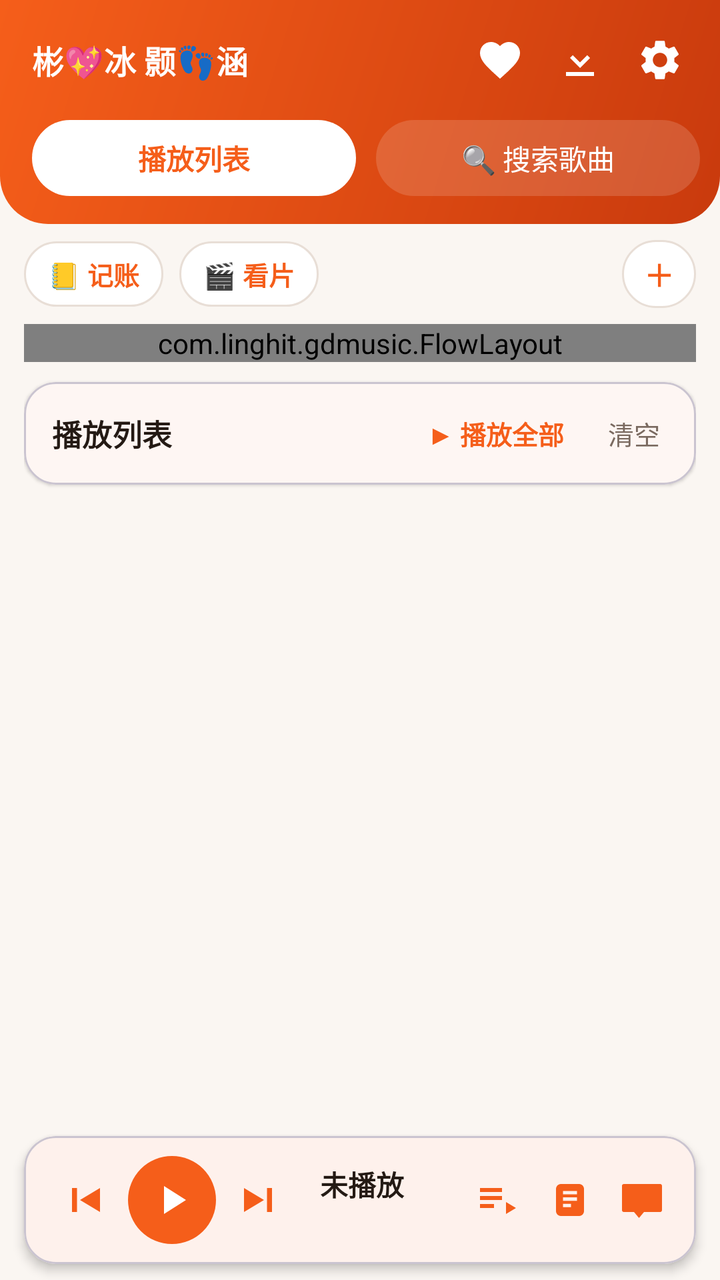
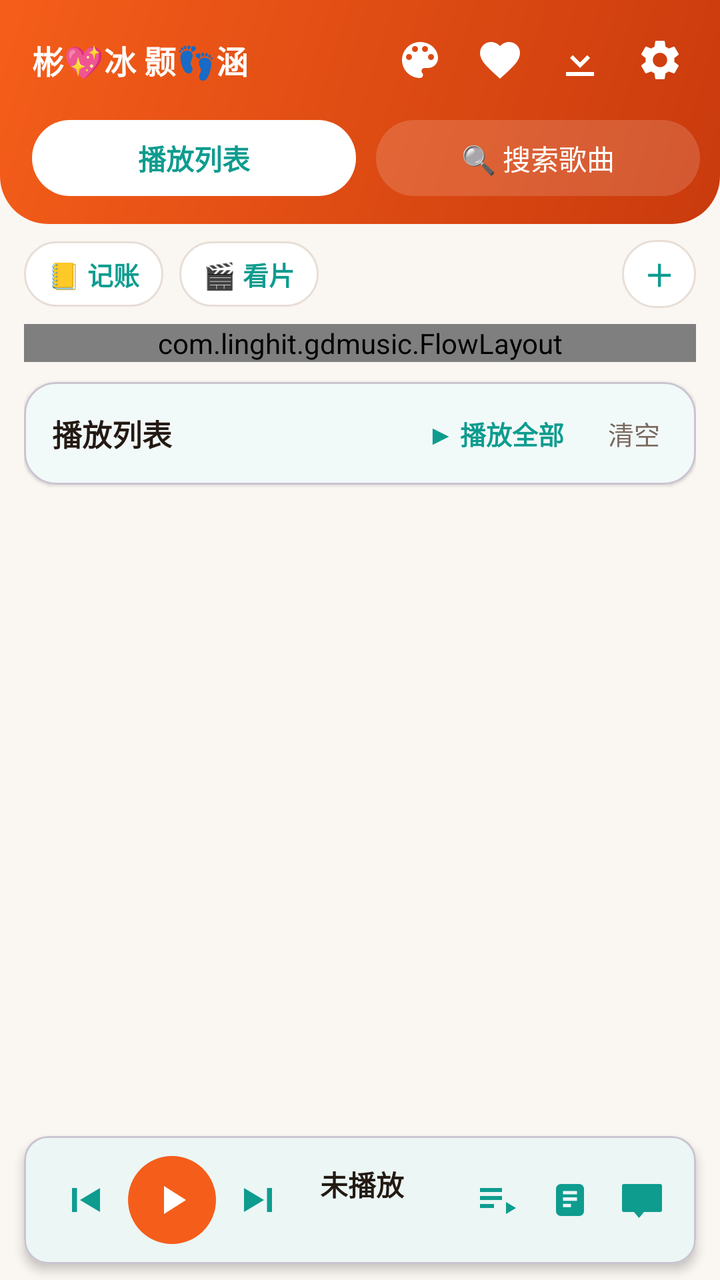

Two renders of the same Android screen: before a commit and after it. Below are the layout's source before the change and the commit's diff.
<!-- AndroidManifest.xml: application theme AppTheme -->
<!-- res/layout/activity_main.xml -->
<?xml version="1.0" encoding="utf-8"?>
<LinearLayout xmlns:android="http://schemas.android.com/apk/res/android"
    xmlns:app="http://schemas.android.com/apk/res-auto"
    android:layout_width="match_parent"
    android:layout_height="match_parent"
    android:orientation="vertical">

    
    <LinearLayout
        android:layout_width="match_parent"
        android:layout_height="wrap_content"
        android:orientation="vertical"
        android:background="@drawable/bg_header_gradient"
        android:paddingStart="16dp"
        android:paddingEnd="10dp"
        android:paddingTop="10dp"
        android:paddingBottom="14dp">

        
        <LinearLayout
            android:layout_width="match_parent"
            android:layout_height="wrap_content"
            android:orientation="horizontal"
            android:gravity="center_vertical">
            <TextView
                android:layout_width="wrap_content"
                android:layout_height="wrap_content"
                android:text="彬💖冰 颢👣涵"
                android:textSize="16sp"
                android:textStyle="bold"
                android:textColor="@color/on_primary"
                android:maxLines="1"
                android:includeFontPadding="false"/>
            <View
                android:layout_width="0dp"
                android:layout_height="1dp"
                android:layout_weight="1"/>
            <ImageButton
                android:id="@+id/openFavorites"
                android:layout_width="40dp"
                android:layout_height="40dp"
                android:background="?attr/selectableItemBackgroundBorderless"
                android:src="@drawable/ic_favorite"
                android:tint="@color/on_primary"
                android:scaleType="centerInside"
                android:contentDescription="收藏"/>
            <ImageButton
                android:id="@+id/openDownloads"
                android:layout_width="40dp"
                android:layout_height="40dp"
                android:background="?attr/selectableItemBackgroundBorderless"
                android:src="@drawable/ic_download"
                android:tint="@color/on_primary"
                android:scaleType="centerInside"
                android:contentDescription="已下载"/>
            <ImageButton
                android:id="@+id/openSettings"
                android:layout_width="40dp"
                android:layout_height="40dp"
                android:background="?attr/selectableItemBackgroundBorderless"
                android:src="@drawable/ic_settings"
                android:tint="@color/on_primary"
                android:scaleType="centerInside"
                android:contentDescription="设置"/>
        </LinearLayout>

        
        <LinearLayout
            android:layout_width="match_parent"
            android:layout_height="wrap_content"
            android:orientation="horizontal"
            android:gravity="center_vertical"
            android:paddingTop="10dp">
            <TextView
                android:id="@+id/tabPlaylist"
                android:layout_width="0dp"
                android:layout_height="38dp"
                android:layout_weight="1"
                android:gravity="center"
                android:text="播放列表"
                android:textSize="14sp"
                android:textStyle="bold"
                android:background="@drawable/bg_pill_white"
                android:textColor="@color/primary"/>
            <TextView
                android:id="@+id/tabSearch"
                android:layout_width="0dp"
                android:layout_height="38dp"
                android:layout_marginStart="10dp"
                android:layout_weight="1"
                android:gravity="center"
                android:text="🔍 搜索歌曲"
                android:textSize="14sp"
                android:background="@drawable/bg_pill_glass"
                android:textColor="@color/on_primary"/>
        </LinearLayout>
    </LinearLayout>

    
    <FrameLayout
        android:layout_width="match_parent"
        android:layout_height="0dp"
        android:layout_weight="1"
        android:paddingTop="8dp">

        
        <LinearLayout
            android:id="@+id/playlistPanel"
            android:layout_width="match_parent"
            android:layout_height="match_parent"
            android:orientation="vertical"
            android:paddingStart="12dp"
            android:paddingEnd="12dp">

            
            <LinearLayout
                android:layout_width="match_parent"
                android:layout_height="wrap_content"
                android:orientation="vertical"
                android:layout_marginBottom="10dp">

                
                <LinearLayout
                    android:layout_width="match_parent"
                    android:layout_height="wrap_content"
                    android:orientation="horizontal"
                    android:gravity="center_vertical">

                    <TextView
                        android:id="@+id/openNetAsset"
                        android:layout_width="wrap_content"
                        android:layout_height="wrap_content"
                        android:background="@drawable/bg_pill_soft"
                        android:text="📒 记账"
                        android:textSize="13sp"
                        android:textStyle="bold"
                        android:textColor="?attr/colorPrimary"
                        android:paddingStart="12dp"
                        android:paddingEnd="12dp"
                        android:paddingTop="7dp"
                        android:paddingBottom="7dp"
                        android:layout_marginEnd="8dp"/>

                    <TextView
                        android:id="@+id/openVideo"
                        android:layout_width="wrap_content"
                        android:layout_height="wrap_content"
                        android:background="@drawable/bg_pill_soft"
                        android:text="🎬 看片"
                        android:textSize="13sp"
                        android:textStyle="bold"
                        android:textColor="?attr/colorPrimary"
                        android:paddingStart="12dp"
                        android:paddingEnd="12dp"
                        android:paddingTop="7dp"
                        android:paddingBottom="7dp"
                        android:layout_marginEnd="8dp"/>

                    <View
                        android:layout_width="0dp"
                        android:layout_height="0dp"
                        android:layout_weight="1"/>

                    <TextView
                        android:id="@+id/addShortcutBtn"
                        android:layout_width="wrap_content"
                        android:layout_height="wrap_content"
                        android:background="@drawable/bg_pill_soft"
                        android:text="＋"
                        android:textSize="15sp"
                        android:textStyle="bold"
                        android:textColor="?attr/colorPrimary"
                        android:paddingStart="11dp"
                        android:paddingEnd="11dp"
                        android:paddingTop="6dp"
                        android:paddingBottom="6dp"/>
                </LinearLayout>

                
                <com.linghit.gdmusic.FlowLayout
                    android:id="@+id/shortcutRow"
                    android:layout_width="match_parent"
                    android:layout_height="wrap_content"
                    android:layout_marginTop="8dp"/>
            </LinearLayout>

            <com.google.android.material.card.MaterialCardView
                android:layout_width="match_parent"
                android:layout_height="wrap_content"
                app:cardCornerRadius="16dp"
                app:cardElevation="1dp"
                app:cardBackgroundColor="?attr/colorSurface"
                android:layout_marginBottom="10dp">
                <LinearLayout
                    android:layout_width="match_parent"
                    android:layout_height="wrap_content"
                    android:orientation="horizontal"
                    android:gravity="center_vertical"
                    android:paddingStart="14dp"
                    android:paddingEnd="8dp"
                    android:paddingTop="10dp"
                    android:paddingBottom="10dp">
                    <TextView
                        android:id="@+id/queueCount"
                        android:layout_width="0dp"
                        android:layout_height="wrap_content"
                        android:layout_weight="1"
                        android:text="播放列表"
                        android:textSize="15sp"
                        android:textStyle="bold"
                        android:textColor="?attr/colorOnSurface"/>
                    <TextView
                        android:id="@+id/playAllQueue"
                        android:layout_width="wrap_content"
                        android:layout_height="wrap_content"
                        android:text="▶ 播放全部"
                        android:textSize="13sp"
                        android:textStyle="bold"
                        android:textColor="@color/primary"
                        android:paddingStart="12dp"
                        android:paddingEnd="12dp"
                        android:paddingTop="6dp"
                        android:paddingBottom="6dp"/>
                    <TextView
                        android:id="@+id/clearQueue"
                        android:layout_width="wrap_content"
                        android:layout_height="wrap_content"
                        android:text="清空"
                        android:textSize="13sp"
                        android:textColor="?attr/colorOnSurfaceVariant"
                        android:paddingStart="10dp"
                        android:paddingEnd="10dp"
                        android:paddingTop="6dp"
                        android:paddingBottom="6dp"/>
                </LinearLayout>
            </com.google.android.material.card.MaterialCardView>

            <androidx.recyclerview.widget.RecyclerView
                android:id="@+id/queueList"
                android:layout_width="match_parent"
                android:layout_height="0dp"
                android:layout_weight="1"
                android:clipToPadding="false"
                android:paddingBottom="8dp"/>

            
            <LinearLayout
                android:id="@+id/queueEmpty"
                android:layout_width="match_parent"
                android:layout_height="match_parent"
                android:orientation="vertical"
                android:gravity="center"
                android:visibility="gone">
                <TextView
                    android:layout_width="wrap_content"
                    android:layout_height="wrap_content"
                    android:text="🎶"
                    android:textSize="48sp"/>
                <TextView
                    android:layout_width="wrap_content"
                    android:layout_height="wrap_content"
                    android:text="播放列表还是空的"
                    android:textSize="17sp"
                    android:textStyle="bold"
                    android:textColor="?attr/colorOnSurface"
                    android:paddingTop="10dp"/>
                <TextView
                    android:layout_width="wrap_content"
                    android:layout_height="wrap_content"
                    android:text="去搜索喜欢的歌，点一下就播"
                    android:textSize="13sp"
                    android:textColor="?attr/colorOnSurfaceVariant"
                    android:paddingTop="6dp"/>
                <com.google.android.material.button.MaterialButton
                    android:id="@+id/gotoSearchBtn"
                    android:layout_width="wrap_content"
                    android:layout_height="wrap_content"
                    android:layout_marginTop="18dp"
                    android:text="去搜索"/>
            </LinearLayout>
        </LinearLayout>

        
        <LinearLayout
            android:id="@+id/searchPanel"
            android:layout_width="match_parent"
            android:layout_height="match_parent"
            android:orientation="vertical"
            android:padding="12dp"
            android:visibility="gone">

            
            <com.google.android.material.card.MaterialCardView
                android:layout_width="match_parent"
                android:layout_height="wrap_content"
                app:cardCornerRadius="16dp"
                app:cardElevation="2dp"
                app:cardBackgroundColor="?attr/colorSurface"
                android:layout_marginBottom="12dp">
                <LinearLayout
                    android:layout_width="match_parent"
                    android:layout_height="wrap_content"
                    android:orientation="horizontal"
                    android:gravity="center_vertical"
                    android:padding="10dp">
                    <com.google.android.material.textfield.TextInputLayout
                        style="@style/Widget.Material3.TextInputLayout.OutlinedBox"
                        android:layout_width="0dp"
                        android:layout_height="wrap_content"
                        android:layout_weight="1"
                        android:hint="搜索歌曲 / 歌手">
                        <com.google.android.material.textfield.TextInputEditText
                            android:id="@+id/searchInput"
                            android:layout_width="match_parent"
                            android:layout_height="wrap_content"
                            android:inputType="text"
                            android:imeOptions="actionSearch"
                            android:maxLines="1"/>
                    </com.google.android.material.textfield.TextInputLayout>
                    <com.google.android.material.button.MaterialButton
                        android:id="@+id/searchButton"
                        android:layout_width="wrap_content"
                        android:layout_height="56dp"
                        android:layout_marginStart="8dp"
                        android:text="搜索"/>
                </LinearLayout>
            </com.google.android.material.card.MaterialCardView>

            

            <TextView
                android:id="@+id/statusText"
                android:layout_width="match_parent"
                android:layout_height="wrap_content"
                android:text="搜索后点击歌曲即可播放"
                android:textColor="?attr/colorOnSurfaceVariant"
                android:textSize="13sp"
                android:padding="4dp"/>

            <androidx.recyclerview.widget.RecyclerView
                android:id="@+id/songList"
                android:layout_width="match_parent"
                android:layout_height="0dp"
                android:layout_weight="1"
                android:paddingTop="4dp"
                android:paddingBottom="8dp"
                android:clipToPadding="false"/>
        </LinearLayout>
    </FrameLayout>

    
    <com.google.android.material.card.MaterialCardView
        android:id="@+id/playerBar"
        android:layout_width="match_parent"
        android:layout_height="wrap_content"
        app:cardCornerRadius="16dp"
        app:cardElevation="3dp"
        app:cardBackgroundColor="?attr/colorSurface"
        android:layout_marginStart="12dp"
        android:layout_marginEnd="12dp"
        android:layout_marginBottom="8dp">
        <LinearLayout
            android:layout_width="match_parent"
            android:layout_height="wrap_content"
            android:orientation="horizontal"
            android:gravity="center_vertical"
            android:padding="10dp">
            <ImageButton
                android:id="@+id/prevBtn"
                android:layout_width="40dp"
                android:layout_height="40dp"
                android:background="?attr/selectableItemBackgroundBorderless"
                android:src="@drawable/ic_prev"
                android:tint="@color/primary"
                android:scaleType="centerInside"
                android:contentDescription="上一首"/>
            <ImageButton
                android:id="@+id/playPauseBtn"
                android:layout_width="44dp"
                android:layout_height="44dp"
                android:layout_marginStart="2dp"
                android:background="@drawable/bg_circle_primary"
                android:src="@drawable/ic_play"
                android:tint="@color/on_primary"
                android:scaleType="centerInside"/>
            <ImageButton
                android:id="@+id/nextBtn"
                android:layout_width="40dp"
                android:layout_height="40dp"
                android:layout_marginStart="2dp"
                android:background="?attr/selectableItemBackgroundBorderless"
                android:src="@drawable/ic_next"
                android:tint="@color/primary"
                android:scaleType="centerInside"
                android:contentDescription="下一首"/>
            <LinearLayout
                android:layout_width="0dp"
                android:layout_height="wrap_content"
                android:layout_weight="1"
                android:orientation="vertical"
                android:paddingStart="10dp"
                android:paddingEnd="4dp">
                <TextView
                    android:id="@+id/nowPlaying"
                    android:layout_width="match_parent"
                    android:layout_height="wrap_content"
                    android:text="未播放"
                    android:textSize="14sp"
                    android:textStyle="bold"
                    android:textColor="?attr/colorOnSurface"
                    android:maxLines="1"
                    android:ellipsize="end"/>
                <TextView
                    android:id="@+id/nowArtist"
                    android:layout_width="match_parent"
                    android:layout_height="wrap_content"
                    android:text=""
                    android:textSize="11sp"
                    android:paddingTop="1dp"
                    android:textColor="?attr/colorOnSurfaceVariant"
                    android:maxLines="1"
                    android:ellipsize="end"/>
            </LinearLayout>
            <ImageButton
                android:id="@+id/modeBtn"
                android:layout_width="34dp"
                android:layout_height="34dp"
                android:background="?attr/selectableItemBackgroundBorderless"
                android:src="@drawable/ic_sequence"
                android:tint="@color/primary"
                android:scaleType="centerInside"
                android:contentDescription="播放模式"/>
            <ImageButton
                android:id="@+id/lyricPageBtn"
                android:layout_width="34dp"
                android:layout_height="34dp"
                android:layout_marginStart="2dp"
                android:background="?attr/selectableItemBackgroundBorderless"
                android:src="@drawable/ic_lyric_page"
                android:tint="@color/primary"
                android:scaleType="centerInside"
                android:contentDescription="歌词页"/>
            <ImageButton
                android:id="@+id/lyricFloatBtn"
                android:layout_width="34dp"
                android:layout_height="34dp"
                android:layout_marginStart="2dp"
                android:background="?attr/selectableItemBackgroundBorderless"
                android:src="@drawable/ic_lyric_float"
                android:tint="@color/primary"
                android:scaleType="centerInside"
                android:contentDescription="桌面歌词"/>
        </LinearLayout>
    </com.google.android.material.card.MaterialCardView>
</LinearLayout>
<!-- resources referenced by this layout -->
<resources>
  <color name="on_primary">#FFFFFF</color>
  <color name="primary">#F55E1A</color>
  <!-- drawable bg_circle_primary (drawable) -->
  <?xml version="1.0" encoding="utf-8"?>
  <shape xmlns:android="http://schemas.android.com/apk/res/android"
      android:shape="oval">
      <solid android:color="@color/primary"/>
  </shape>
  <!-- drawable bg_pill_glass (drawable) -->
  <?xml version="1.0" encoding="utf-8"?>
  <shape xmlns:android="http://schemas.android.com/apk/res/android"
      android:shape="rectangle">
      <solid android:color="#26FFFFFF"/>
      <corners android:radius="19dp"/>
  </shape>
  <!-- drawable bg_pill_soft (drawable) -->
  <?xml version="1.0" encoding="utf-8"?>
  <shape xmlns:android="http://schemas.android.com/apk/res/android"
      android:shape="rectangle">
      <solid android:color="@color/surface"/>
      <corners android:radius="17dp"/>
      <stroke android:width="1dp" android:color="@color/outline"/>
  </shape>
  <!-- drawable bg_pill_white (drawable) -->
  <?xml version="1.0" encoding="utf-8"?>
  <shape xmlns:android="http://schemas.android.com/apk/res/android"
      android:shape="rectangle">
      <solid android:color="#FFFFFF"/>
      <corners android:radius="19dp"/>
  </shape>
  <!-- drawable ic_play (drawable) -->
  <vector xmlns:android="http://schemas.android.com/apk/res/android"
      android:width="24dp"
      android:height="24dp"
      android:viewportWidth="24.0"
      android:viewportHeight="24.0">
      <path
          android:fillColor="#FFFFFF"
          android:pathData="M8 5v14l11-7z"/>
  </vector>
  <!-- drawable ic_sequence (drawable) -->
  <vector xmlns:android="http://schemas.android.com/apk/res/android"
      android:width="24dp"
      android:height="24dp"
      android:viewportWidth="24"
      android:viewportHeight="24">
      <path
          android:fillColor="#000000"
          android:pathData="M3 10h11v2H3v-2zm0-4h11v2H3V6zm0 8h7v2H3v-2zm13-1v6l5-3-5-3z"/>
  </vector>
  <style name="AppTheme" parent="Theme.Material3.DayNight.NoActionBar">
          <item name="colorPrimary">@color/primary</item>
          <item name="colorPrimaryDark">@color/primary_dark</item>
          <item name="colorAccent">@color/primary</item>
          <item name="android:colorBackground">@color/background</item>
          <item name="colorSurface">@color/surface</item>
          <item name="colorOnSurface">@color/on_surface</item>
          <item name="colorOnSurfaceVariant">@color/on_surface_variant</item>
          <item name="android:windowLightStatusBar">true</item>
          <item name="android:statusBarColor">@color/background</item>
          <item name="android:navigationBarColor">@color/background</item>
          <item name="android:fontFamily">sans-serif</item>
      </style>
  <color name="primary_dark">#C93A0D</color>
  <color name="surface">#FFFFFF</color>
  <color name="outline">#E8DED6</color>
  <color name="background">#FAF6F2</color>
  <color name="on_surface">#241A14</color>
  <color name="on_surface_variant">#7A6A60</color>
  <!-- unchanged entries left out for length: 8 -->
</resources>

<!-- the commit's change to res/layout/activity_main.xml (unified diff, before → after) -->
@@ -7,6 +7,7 @@
 
     
     <LinearLayout
+        android:id="@+id/header"
         android:layout_width="match_parent"
         android:layout_height="wrap_content"
         android:orientation="vertical"
@@ -31,10 +32,20 @@
                 android:textColor="@color/on_primary"
                 android:maxLines="1"
                 android:includeFontPadding="false"/>
+            
             <View
                 android:layout_width="0dp"
-                android:layout_height="1dp"
+                android:layout_height="0dp"
                 android:layout_weight="1"/>
+            <ImageButton
+                android:id="@+id/themeBtn"
+                android:layout_width="40dp"
+                android:layout_height="40dp"
+                android:background="?attr/selectableItemBackgroundBorderless"
+                android:src="@drawable/ic_theme"
+                android:tint="@color/on_primary"
+                android:scaleType="centerInside"
+                android:contentDescription="切换主题"/>
             <ImageButton
                 android:id="@+id/openFavorites"
                 android:layout_width="40dp"
@@ -81,7 +92,7 @@
                 android:textSize="14sp"
                 android:textStyle="bold"
                 android:background="@drawable/bg_pill_white"
-                android:textColor="@color/primary"/>
+                android:textColor="?attr/colorPrimary"/>
             <TextView
                 android:id="@+id/tabSearch"
                 android:layout_width="0dp"
@@ -94,6 +105,46 @@
                 android:background="@drawable/bg_pill_glass"
                 android:textColor="@color/on_primary"/>
         </LinearLayout>
+
+        
+        <LinearLayout
+            android:id="@+id/goldBar"
+            android:layout_width="match_parent"
+            android:layout_height="wrap_content"
+            android:orientation="horizontal"
+            android:gravity="center"
+            android:paddingTop="6dp"
+            android:paddingBottom="2dp"
+            android:visibility="gone">
+
+            <TextView
+                android:id="@+id/goldDom"
+                android:layout_width="wrap_content"
+                android:layout_height="wrap_content"
+                android:text=""
+                android:textSize="12sp"
+                android:textStyle="bold"
+                android:textColor="@color/on_primary"
+                android:includeFontPadding="false"/>
+
+            <View
+                android:layout_width="1dp"
+                android:layout_height="13dp"
+                android:layout_marginStart="16dp"
+                android:layout_marginEnd="16dp"
+                android:background="@color/on_primary"
+                android:alpha="0.45"/>
+
+            <TextView
+                android:id="@+id/goldIntl"
+                android:layout_width="wrap_content"
+                android:layout_height="wrap_content"
+                android:text=""
+                android:textSize="12sp"
+                android:textStyle="bold"
+                android:textColor="@color/on_primary"
+                android:includeFontPadding="false"/>
+        </LinearLayout>
     </LinearLayout>
 
     
@@ -181,10 +232,13 @@
                     android:id="@+id/shortcutRow"
                     android:layout_width="match_parent"
                     android:layout_height="wrap_content"
-                    android:layout_marginTop="8dp"/>
+                    android:layout_marginTop="8dp"
+                    android:clipChildren="false"
+                    android:clipToPadding="false"/>
             </LinearLayout>
 
             <com.google.android.material.card.MaterialCardView
+                android:id="@+id/queueCard"
                 android:layout_width="match_parent"
                 android:layout_height="wrap_content"
                 app:cardCornerRadius="16dp"
@@ -216,7 +270,7 @@
                         android:text="▶ 播放全部"
                         android:textSize="13sp"
                         android:textStyle="bold"
-                        android:textColor="@color/primary"
+                        android:textColor="?attr/colorPrimary"
                         android:paddingStart="12dp"
                         android:paddingEnd="12dp"
                         android:paddingTop="6dp"
@@ -291,6 +345,7 @@
 
             
             <com.google.android.material.card.MaterialCardView
+                android:id="@+id/searchCard"
                 android:layout_width="match_parent"
                 android:layout_height="wrap_content"
                 app:cardCornerRadius="16dp"
@@ -353,7 +408,6 @@
         android:id="@+id/playerBar"
         android:layout_width="match_parent"
         android:layout_height="wrap_content"
-        app:cardCornerRadius="16dp"
         app:cardElevation="3dp"
         app:cardBackgroundColor="?attr/colorSurface"
         android:layout_marginStart="12dp"
@@ -371,7 +425,7 @@
                 android:layout_height="40dp"
                 android:background="?attr/selectableItemBackgroundBorderless"
                 android:src="@drawable/ic_prev"
-                android:tint="@color/primary"
+                android:tint="?attr/colorPrimary"
                 android:scaleType="centerInside"
                 android:contentDescription="上一首"/>
             <ImageButton
@@ -390,7 +444,7 @@
                 android:layout_marginStart="2dp"
                 android:background="?attr/selectableItemBackgroundBorderless"
                 android:src="@drawable/ic_next"
-                android:tint="@color/primary"
+                android:tint="?attr/colorPrimary"
                 android:scaleType="centerInside"
                 android:contentDescription="下一首"/>
             <LinearLayout
@@ -427,7 +481,7 @@
                 android:layout_height="34dp"
                 android:background="?attr/selectableItemBackgroundBorderless"
                 android:src="@drawable/ic_sequence"
-                android:tint="@color/primary"
+                android:tint="?attr/colorPrimary"
                 android:scaleType="centerInside"
                 android:contentDescription="播放模式"/>
             <ImageButton
@@ -437,7 +491,7 @@
                 android:layout_marginStart="2dp"
                 android:background="?attr/selectableItemBackgroundBorderless"
                 android:src="@drawable/ic_lyric_page"
-                android:tint="@color/primary"
+                android:tint="?attr/colorPrimary"
                 android:scaleType="centerInside"
                 android:contentDescription="歌词页"/>
             <ImageButton
@@ -447,7 +501,7 @@
                 android:layout_marginStart="2dp"
                 android:background="?attr/selectableItemBackgroundBorderless"
                 android:src="@drawable/ic_lyric_float"
-                android:tint="@color/primary"
+                android:tint="?attr/colorPrimary"
                 android:scaleType="centerInside"
                 android:contentDescription="桌面歌词"/>
         </LinearLayout>
<!-- resource entries referenced after the edit -->
@@ -50,10 +50,19 @@
           android:fillColor="#000000"
           android:pathData="M3 10h11v2H3v-2zm0-4h11v2H3V6zm0 8h7v2H3v-2zm13-1v6l5-3-5-3z"/>
   </vector>
+  <!-- drawable ic_theme (drawable) -->
+  <vector xmlns:android="http://schemas.android.com/apk/res/android"
+      android:width="24dp"
+      android:height="24dp"
+      android:viewportWidth="24"
+      android:viewportHeight="24">
+      <path android:fillColor="#000000"
+          android:pathData="M12 3c-4.97 0-9 4.03-9 9s4.03 9 9 9c0.83 0 1.5-0.67 1.5-1.5 0-0.39-0.15-0.74-0.39-1.01-0.23-0.26-0.38-0.61-0.38-0.99 0-0.83 0.67-1.5 1.5-1.5H16c2.76 0 5-2.24 5-5 0-4.42-4.03-8-9-8zM6.5 12c-0.83 0-1.5-0.67-1.5-1.5S5.67 9 6.5 9 8 9.67 8 10.5 7.33 12 6.5 12zm3-4C8.67 8 8 7.33 8 6.5S8.67 5 9.5 5s1.5 0.67 1.5 1.5S10.33 8 9.5 8zm5 0c-0.83 0-1.5-0.67-1.5-1.5S13.67 5 14.5 5s1.5 0.67 1.5 1.5S15.33 8 14.5 8zm3 4c-0.83 0-1.5-0.67-1.5-1.5S16.67 9 17.5 9s1.5 0.67 1.5 1.5-0.67 1.5-1.5 1.5z"/>
+  </vector>
   <style name="AppTheme" parent="Theme.Material3.DayNight.NoActionBar">
-          <item name="colorPrimary">@color/primary</item>
-          <item name="colorPrimaryDark">@color/primary_dark</item>
-          <item name="colorAccent">@color/primary</item>
+          <item name="colorPrimary">#0E9C8F</item>
+          <item name="colorPrimaryDark">#00796B</item>
+          <item name="colorAccent">#0E9C8F</item>
           <item name="android:colorBackground">@color/background</item>
           <item name="colorSurface">@color/surface</item>
           <item name="colorOnSurface">@color/on_surface</item>
